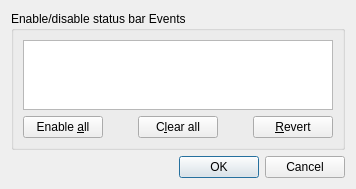
The window that Client/qtTeamTalk/statusbardlg.ui (BearWare/TeamTalk5) describes before a commit, drawn with Qt 5.
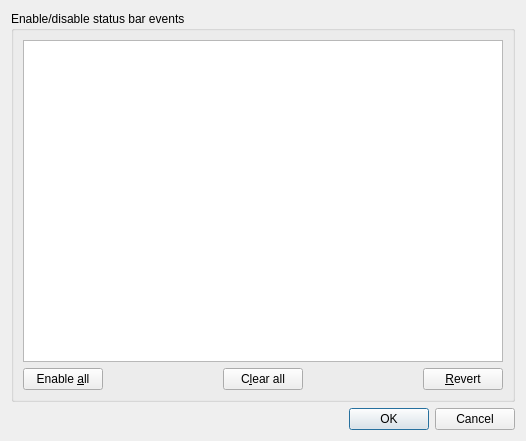
The same window after the commit. Custom widgets are drawn as their Qt base class.

Commit message: Resie Display-tab in Qt Client

Patch:
```diff
--- a/Client/qtTeamTalk/statusbardlg.ui
+++ b/Client/qtTeamTalk/statusbardlg.ui
@@ -6,8 +6,8 @@
    <rect>
     <x>0</x>
     <y>0</y>
-    <width>356</width>
-    <height>129</height>
+    <width>526</width>
+    <height>441</height>
    </rect>
   </property>
   <property name="windowTitle">
@@ -17,7 +17,7 @@
    <item>
     <widget class="QGroupBox" name="events_groupBox">
      <property name="title">
-      <string>Enable/disable status bar Events</string>
+      <string>Enable/disable status bar events</string>
      </property>
      <layout class="QVBoxLayout" name="verticalLayout_1">
       <item>
@@ -96,19 +96,6 @@
      </layout>
     </widget>
    </item>
-   <item>
-    <spacer name="verticalSpacer">
-     <property name="orientation">
-      <enum>Qt::Vertical</enum>
-     </property>
-     <property name="sizeHint" stdset="0">
-      <size>
-       <width>20</width>
-       <height>18</height>
-      </size>
-     </property>
-    </spacer>
-   </item>
    <item>
     <widget class="QDialogButtonBox" name="buttonBox">
      <property name="orientation">
```
The commit also changes 2 other files.
